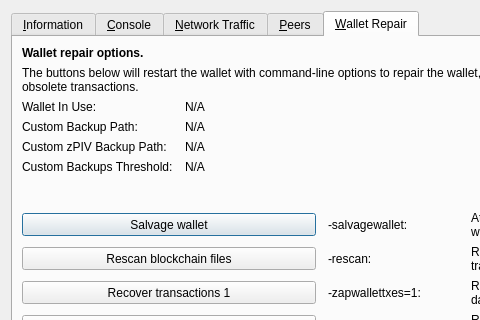
Old version of the form src/qt/forms/rpcconsole.ui in the repository mk2crypto/MK2; both pictures show x 0 to 480 and y 0 to 320 of the 769 by 496 pixel window.
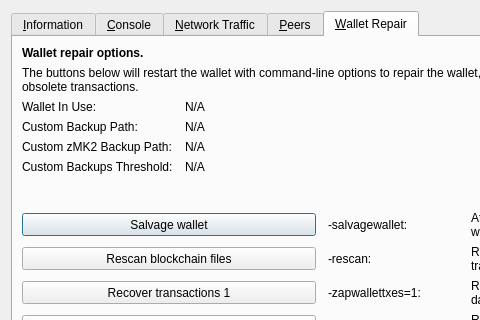
New version of the form. The open tabs and pages were chosen to show the change. Icons and pictures are not drawn. Custom widgets are drawn as their Qt base class.

```diff
--- a/src/qt/forms/rpcconsole.ui
+++ b/src/qt/forms/rpcconsole.ui
@@ -1333,7 +1333,7 @@
           <bool>false</bool>
          </property>
          <property name="text">
-          <string>Custom zPIV Backup Path:</string>
+          <string>Custom zMK2 Backup Path:</string>
          </property>
         </widget>
        </item>
```
Left out of the diff: 4 changed lines with no effect on the pictures.
